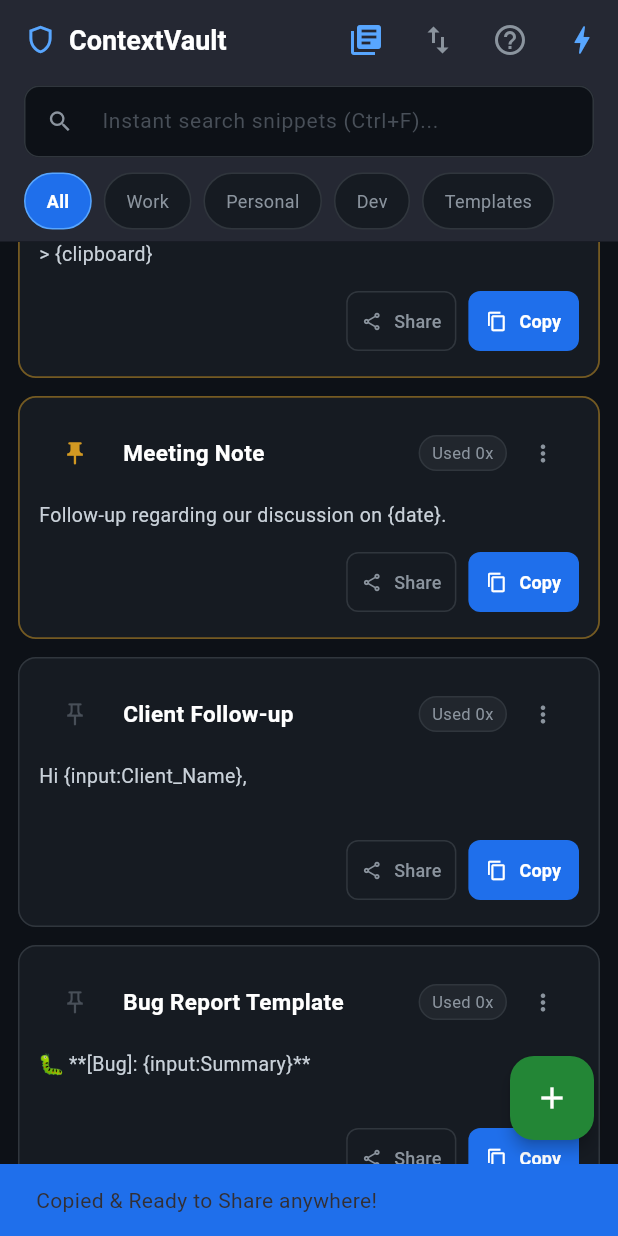
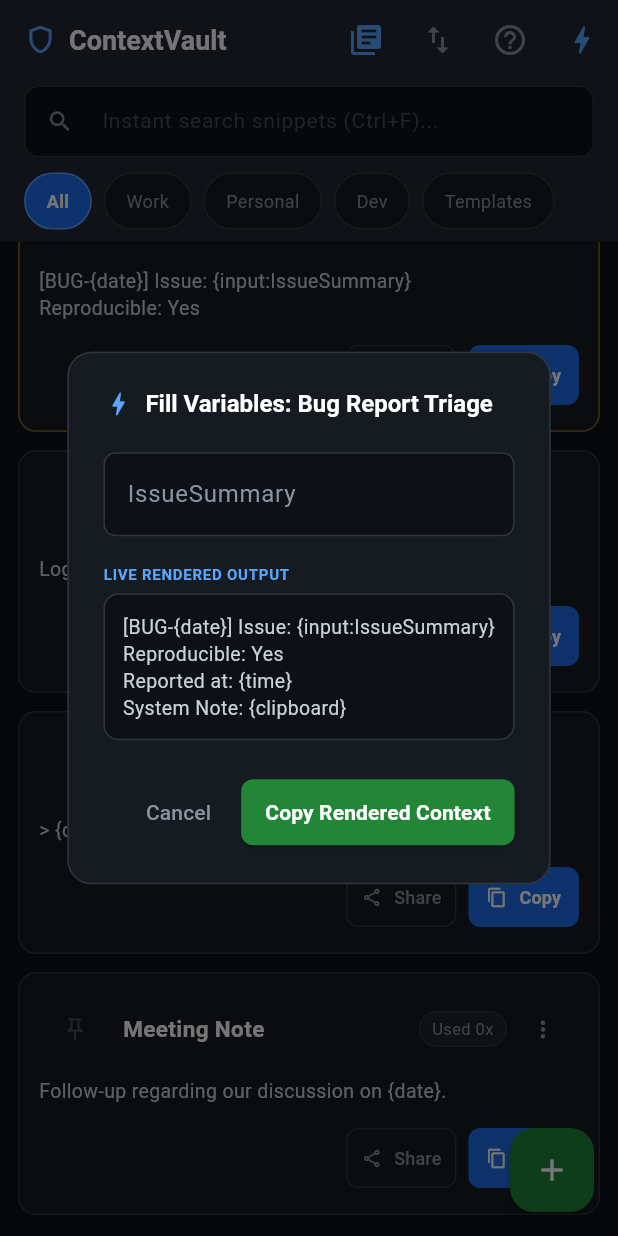
Before and after one commit to Abhimanyu-Vaishnav/ContextVault, a Flutter app: the screen it shows after launch, scrolled down 259 dp, after a tap on "Share", on a phone screen of 412 x 824 dp. Run offline on Flutter 3.47's test engine with Material 3 defaults, Android fonts, the phone set to English and light mode, and no system bars; our stand-ins replace sqflite; missing offline and left inert: purchases_flutter; accounts and stored records are empty.

Commit message:
Implement Dynamic Input Parser Modal with live rendered preview and seed demo templates

```diff
--- a/lib/main.dart
+++ b/lib/main.dart
@@ -100,7 +100,7 @@
     Map<String, String> userInputs = {};
 
     if (vars.isNotEmpty) {
-      final inputs = await _showVariableInputDialog(vars);
+      final inputs = await _showVariableInputDialog(snippet, vars);
       if (inputs == null) return;
       userInputs = inputs;
     }
@@ -130,7 +130,7 @@
     Map<String, String> userInputs = {};
 
     if (vars.isNotEmpty) {
-      final inputs = await _showVariableInputDialog(vars);
+      final inputs = await _showVariableInputDialog(snippet, vars);
       if (inputs == null) return;
       userInputs = inputs;
     }
@@ -154,34 +154,60 @@
     }
   }
 
-  Future<Map<String, String>?> _showVariableInputDialog(List<String> vars) async {
+  Future<Map<String, String>?> _showVariableInputDialog(Snippet snippet, List<String> vars) async {
     final controllers = {for (var v in vars) v: TextEditingController()};
+    String livePreview = snippet.content;
+
+    Future<String> renderPreview(Map<String, String> currentInputs) async {
+      return await TemplateParser.parseTemplate(snippet.content, userInputs: currentInputs);
+    }
+
     return showDialog<Map<String, String>>(
       context: context,
-      builder: (ctx) => AlertDialog(
+      builder: (ctx) {
+        return StatefulBuilder(
+          builder: (context, setModalState) {
+            void updatePreview() async {
+              final currentInputs = {for (var v in vars) v: controllers[v]!.text};
+              final rendered = await renderPreview(currentInputs);
+              if (ctx.mounted) {
+                setModalState(() {
+                  livePreview = rendered;
+                });
+              }
+            }
+
+            return AlertDialog(
               backgroundColor: const Color(0xFF161B22),
               shape: RoundedRectangleBorder(
                 borderRadius: BorderRadius.circular(16),
                 side: const BorderSide(color: Color(0xFF30363D)),
               ),
-        title: const Row(
+              title: Row(
                 children: [
-            Icon(Icons.bolt, color: Color(0xFF58A6FF), size: 20),
-            SizedBox(width: 8),
-            Text(
-              'Fill Dynamic Variables',
-              style: TextStyle(fontSize: 16, fontWeight: FontWeight.bold, color: Colors.white),
+                  const Icon(Icons.bolt, color: Color(0xFF58A6FF), size: 20),
+                  const SizedBox(width: 8),
+                  Expanded(
+                    child: Text(
+                      'Fill Variables: ${snippet.title}',
+                      style: const TextStyle(fontSize: 16, fontWeight: FontWeight.bold, color: Colors.white),
+                      overflow: TextOverflow.ellipsis,
+                    ),
                   ),
                 ],
               ),
-        content: Column(
+              content: SingleChildScrollView(
+                child: Column(
                   mainAxisSize: MainAxisSize.min,
-          children: vars.map((v) {
+                  crossAxisAlignment: CrossAxisAlignment.start,
+                  children: [
+                    ...vars.map((v) {
                       return Padding(
                         padding: const EdgeInsets.symmetric(vertical: 6.0),
                         child: TextField(
                           controller: controllers[v],
                           style: const TextStyle(color: Colors.white),
+                          onChanged: (_) => updatePreview(),
                           decoration: InputDecoration(
                             labelText: v,
                             labelStyle: const TextStyle(color: Color(0xFF8B949E)),
@@ -198,7 +224,33 @@
                           ),
                         ),
                       );
-          }).toList(),
+                    }),
+                    const SizedBox(height: 12),
+                    const Text(
+                      'LIVE RENDERED OUTPUT',
+                      style: TextStyle(
+                        color: Color(0xFF58A6FF),
+                        fontSize: 10,
+                        fontWeight: FontWeight.bold,
+                        letterSpacing: 0.5,
+                      ),
+                    ),
+                    const SizedBox(height: 6),
+                    Container(
+                      width: double.infinity,
+                      padding: const EdgeInsets.all(12),
+                      decoration: BoxDecoration(
+                        color: const Color(0xFF0D1117),
+                        borderRadius: BorderRadius.circular(10),
+                        border: Border.all(color: const Color(0xFF30363D)),
+                      ),
+                      child: Text(
+                        livePreview,
+                        style: const TextStyle(color: Color(0xFFC9D1D9), fontSize: 13, height: 1.4),
+                      ),
+                    ),
+                  ],
+                ),
               ),
               actions: [
                 TextButton(
@@ -209,15 +261,23 @@
                   style: ElevatedButton.styleFrom(
                     backgroundColor: const Color(0xFF238636),
                     foregroundColor: Colors.white,
+                    padding: const EdgeInsets.symmetric(horizontal: 16, vertical: 12),
+                    shape: RoundedRectangleBorder(borderRadius: BorderRadius.circular(8)),
                   ),
                   onPressed: () {
                     final result = {for (var v in vars) v: controllers[v]!.text};
                     Navigator.pop(ctx, result);
                   },
-            child: const Text('Inject & Copy'),
+                  child: const Text(
+                    'Copy Rendered Context',
+                    style: TextStyle(fontWeight: FontWeight.bold),
+                  ),
                 ),
               ],
-      ),
+            );
+          },
+        );
+      },
     );
   }
 
--- a/lib/services/backup_service.dart
+++ b/lib/services/backup_service.dart
@@ -74,32 +74,31 @@
 
       final starterSnippets = [
         Snippet(
+          title: 'Quick Client Proposal',
+          category: 'Work',
+          content: 'Hi {input:ClientName}, here is the breakdown for {input:ProjectScope}. We can wrap this up by {date}. Let me know if you\'re ready to proceed!',
+          isPinned: true,
+        ),
+        Snippet(
+          title: 'Bug Report Triage',
+          category: 'Dev',
+          content: '[BUG-{date}] Issue: {input:IssueSummary}\nReproducible: Yes\nReported at: {time}\nSystem Note: {clipboard}',
+          isPinned: true,
+        ),
+        Snippet(
           title: 'Current Timestamp',
           category: 'Personal',
           content: 'Logged at {date} - {time}',
-          isPinned: true,
         ),
         Snippet(
           title: 'Clipboard Quote',
           category: 'Work',
           content: '> {clipboard}',
-          isPinned: true,
         ),
         Snippet(
           title: 'Meeting Note',
           category: 'Work',
           content: 'Follow-up regarding our discussion on {date}.',
-          isPinned: true,
-        ),
-        Snippet(
-          title: 'Client Follow-up',
-          category: 'Work',
-          content: 'Hi {input:Client_Name},\n\nThanks for speaking with us on {date} at {time}.\nNext Steps:\n1. {input:Action_Item_1}\n\nBest regards,\n[Your Name]',
-        ),
-        Snippet(
-          title: 'Bug Report Template',
-          category: 'Dev',
-          content: '🐛 **[Bug]: {input:Summary}**\n\n**Environment:** {input:OS_Device}\n**Date:** {date} {time}\n\n**Clipboard Log:**\n{clipboard}',
         ),
       ];
 
```
Lines whose indentation alone changed are shown as unchanged.
